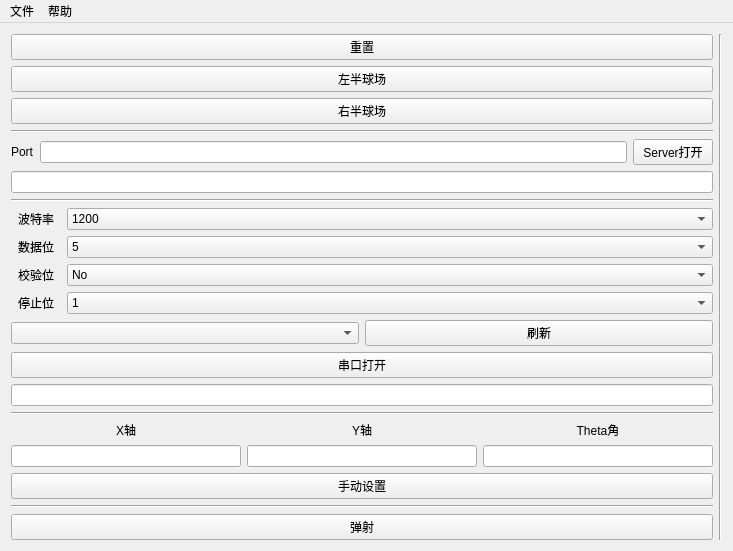
Old version of the form mainwindow.ui in the repository HadenSun/robot_1.
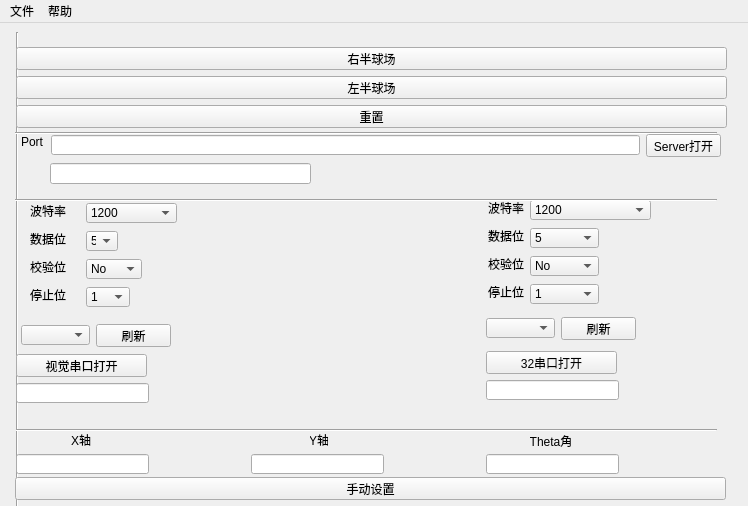
New version of the form. Icons and pictures are not drawn.

Commit message: with UI problem

What changed in the file:
```diff
--- a/mainwindow.ui
+++ b/mainwindow.ui
@@ -6,8 +6,8 @@
    <rect>
     <x>0</x>
     <y>0</y>
-    <width>733</width>
-    <height>524</height>
+    <width>748</width>
+    <height>506</height>
    </rect>
   </property>
   <property name="windowTitle">
@@ -18,144 +18,486 @@
     <normaloff>source/iconn.ico</normaloff>source/iconn.ico</iconset>
   </property>
   <widget class="QWidget" name="centralWidget">
-   <layout class="QVBoxLayout" name="verticalLayout_2">
+   <widget class="QLabel" name="label_9">
+    <property name="geometry">
+     <rect>
+      <x>488</x>
+      <y>177</y>
+      <width>36</width>
+      <height>16</height>
+     </rect>
+    </property>
+    <property name="text">
+     <string>波特率</string>
+    </property>
+   </widget>
+   <widget class="QLabel" name="label_10">
+    <property name="geometry">
+     <rect>
+      <x>488</x>
+      <y>205</y>
+      <width>36</width>
+      <height>16</height>
+     </rect>
+    </property>
+    <property name="text">
+     <string>数据位</string>
+    </property>
+   </widget>
+   <widget class="QLabel" name="label_11">
+    <property name="geometry">
+     <rect>
+      <x>488</x>
+      <y>233</y>
+      <width>36</width>
+      <height>16</height>
+     </rect>
+    </property>
+    <property name="text">
+     <string>校验位</string>
+    </property>
+   </widget>
+   <widget class="QLabel" name="label_12">
+    <property name="geometry">
+     <rect>
+      <x>488</x>
+      <y>261</y>
+      <width>36</width>
+      <height>16</height>
+     </rect>
+    </property>
+    <property name="text">
+     <string>停止位</string>
+    </property>
+   </widget>
+   <widget class="QPushButton" name="comRefreshButton2">
+    <property name="geometry">
+     <rect>
+      <x>561</x>
+      <y>294</y>
+      <width>75</width>
+      <height>23</height>
+     </rect>
+    </property>
+    <property name="text">
+     <string>刷新</string>
+    </property>
+   </widget>
+   <widget class="QComboBox" name="comComboBox2">
+    <property name="geometry">
+     <rect>
+      <x>486</x>
+      <y>295</y>
+      <width>69</width>
+      <height>20</height>
+     </rect>
+    </property>
+   </widget>
+   <widget class="QPushButton" name="comButton2">
+    <property name="geometry">
+     <rect>
+      <x>486</x>
+      <y>328</y>
+      <width>131</width>
+      <height>23</height>
+     </rect>
+    </property>
+    <property name="text">
+     <string>32串口打开</string>
+    </property>
+   </widget>
+   <widget class="QLineEdit" name="lineEdit">
+    <property name="geometry">
+     <rect>
+      <x>486</x>
+      <y>357</y>
+      <width>133</width>
+      <height>20</height>
+     </rect>
+    </property>
+   </widget>
+   <widget class="QComboBox" name="baudRateComboBox2">
+    <property name="geometry">
+     <rect>
+      <x>530</x>
+      <y>177</y>
+      <width>121</width>
+      <height>20</height>
+     </rect>
+    </property>
     <item>
-     <layout class="QHBoxLayout" name="horizontalLayout">
+     <property name="text">
+      <string>1200</string>
+     </property>
+    </item>
       <item>
-       <layout class="QVBoxLayout" name="verticalLayout">
-        <property name="sizeConstraint">
-         <enum>QLayout::SetMinimumSize</enum>
-        </property>
+     <property name="text">
+      <string>2400</string>
+     </property>
+    </item>
         <item>
+     <property name="text">
+      <string>4800</string>
+     </property>
+    </item>
+    <item>
+     <property name="text">
+      <string>9600</string>
+     </property>
+    </item>
+    <item>
+     <property name="text">
+      <string>19200</string>
+     </property>
+    </item>
+    <item>
+     <property name="text">
+      <string>38400</string>
+     </property>
+    </item>
+    <item>
+     <property name="text">
+      <string>57600</string>
+     </property>
+    </item>
+    <item>
+     <property name="text">
+      <string>115200</string>
+     </property>
+    </item>
+   </widget>
+   <widget class="QComboBox" name="dataBitsComboBox2">
+    <property name="geometry">
+     <rect>
+      <x>530</x>
+      <y>205</y>
+      <width>69</width>
+      <height>20</height>
+     </rect>
+    </property>
+    <item>
+     <property name="text">
+      <string>5</string>
+     </property>
+    </item>
+    <item>
+     <property name="text">
+      <string>6</string>
+     </property>
+    </item>
+    <item>
+     <property name="text">
+      <string>7</string>
+     </property>
+    </item>
+    <item>
+     <property name="text">
+      <string>8</string>
+     </property>
+    </item>
+   </widget>
+   <widget class="QComboBox" name="parityComboBox2">
+    <property name="geometry">
+     <rect>
+      <x>530</x>
+      <y>233</y>
+      <width>69</width>
+      <height>20</height>
+     </rect>
+    </property>
+    <item>
+     <property name="text">
+      <string>No</string>
+     </property>
+    </item>
+    <item>
+     <property name="text">
+      <string>Even</string>
+     </property>
+    </item>
+    <item>
+     <property name="text">
+      <string>Odd</string>
+     </property>
+    </item>
+    <item>
+     <property name="text">
+      <string>Space</string>
+     </property>
+    </item>
+    <item>
+     <property name="text">
+      <string>Mark</string>
+     </property>
+    </item>
+   </widget>
+   <widget class="QComboBox" name="stopBitsComboBox2">
+    <property name="geometry">
+     <rect>
+      <x>530</x>
+      <y>261</y>
+      <width>69</width>
+      <height>20</height>
+     </rect>
+    </property>
+    <item>
+     <property name="text">
+      <string>1</string>
+     </property>
+    </item>
+    <item>
+     <property name="text">
+      <string>1.5</string>
+     </property>
+    </item>
+    <item>
+     <property name="text">
+      <string>2</string>
+     </property>
+    </item>
+   </widget>
+   <widget class="QLabel" name="label_2">
+    <property name="geometry">
+     <rect>
+      <x>530</x>
+      <y>410</y>
+      <width>42</width>
+      <height>16</height>
+     </rect>
+    </property>
+    <property name="text">
+     <string>Theta角</string>
+    </property>
+    <property name="alignment">
+     <set>Qt::AlignCenter</set>
+    </property>
+   </widget>
+   <widget class="QLabel" name="label_4">
+    <property name="geometry">
+     <rect>
+      <x>310</x>
+      <y>410</y>
+      <width>18</width>
+      <height>14</height>
+     </rect>
+    </property>
+    <property name="text">
+     <string>Y轴</string>
+    </property>
+    <property name="alignment">
+     <set>Qt::AlignCenter</set>
+    </property>
+   </widget>
+   <widget class="QLabel" name="label_3">
+    <property name="geometry">
+     <rect>
+      <x>60</x>
+      <y>410</y>
+      <width>42</width>
+      <height>14</height>
+     </rect>
+    </property>
+    <property name="text">
+     <string>X轴</string>
+    </property>
+    <property name="alignment">
+     <set>Qt::AlignCenter</set>
+    </property>
+   </widget>
+   <widget class="Line" name="line">
+    <property name="geometry">
+     <rect>
+      <x>9</x>
+      <y>9</y>
+      <width>16</width>
+      <height>506</height>
+     </rect>
+    </property>
+    <property name="orientation">
+     <enum>Qt::Vertical</enum>
+    </property>
+   </widget>
+   <widget class="Line" name="line_2">
+    <property name="geometry">
+     <rect>
+      <x>15</x>
+      <y>102</y>
+      <width>702</width>
+      <height>16</height>
+     </rect>
+    </property>
+    <property name="orientation">
+     <enum>Qt::Horizontal</enum>
+    </property>
+   </widget>
+   <widget class="QLineEdit" name="socketLineEditer">
+    <property name="geometry">
+     <rect>
+      <x>50</x>
+      <y>140</y>
+      <width>261</width>
+      <height>21</height>
+     </rect>
+    </property>
+   </widget>
+   <widget class="Line" name="line_5">
+    <property name="geometry">
+     <rect>
+      <x>15</x>
+      <y>169</y>
+      <width>702</width>
+      <height>16</height>
+     </rect>
+    </property>
+    <property name="orientation">
+     <enum>Qt::Horizontal</enum>
+    </property>
+   </widget>
+   <widget class="Line" name="line_3">
+    <property name="geometry">
+     <rect>
+      <x>16</x>
+      <y>397</y>
+      <width>701</width>
+      <height>20</height>
+     </rect>
+    </property>
+    <property name="orientation">
+     <enum>Qt::Horizontal</enum>
+    </property>
+   </widget>
+   <widget class="QPushButton" name="handPositionButton">
+    <property name="geometry">
+     <rect>
+      <x>15</x>
+      <y>454</y>
+      <width>711</width>
+      <height>23</height>
+     </rect>
+    </property>
+    <property name="text">
+     <string>手动设置</string>
+    </property>
+   </widget>
+   <widget class="Line" name="line_4">
+    <property name="geometry">
+     <rect>
+      <x>15</x>
+      <y>483</y>
+      <width>702</width>
+      <height>16</height>
+     </rect>
+    </property>
+    <property name="orientation">
+     <enum>Qt::Horizontal</enum>
+    </property>
+   </widget>
+   <widget class="QPushButton" name="shotButton">
+    <property name="geometry">
+     <rect>
+      <x>15</x>
+      <y>492</y>
+      <width>711</width>
+      <height>23</height>
+     </rect>
+    </property>
+    <property name="text">
+     <string>弹射</string>
+    </property>
+   </widget>
+   <widget class="QPushButton" name="rightGroundButton">
+    <property name="geometry">
+     <rect>
+      <x>16</x>
+      <y>24</y>
+      <width>711</width>
+      <height>23</height>
+     </rect>
+    </property>
+    <property name="text">
+     <string>右半球场</string>
+    </property>
+   </widget>
          <widget class="QPushButton" name="restartButton">
+    <property name="geometry">
+     <rect>
+      <x>16</x>
+      <y>82</y>
+      <width>711</width>
+      <height>23</height>
+     </rect>
+    </property>
           <property name="text">
            <string>重置</string>
           </property>
          </widget>
-        </item>
-        <item>
          <widget class="QPushButton" name="leftGroundButton">
+    <property name="geometry">
+     <rect>
+      <x>16</x>
+      <y>53</y>
+      <width>711</width>
+      <height>23</height>
+     </rect>
+    </property>
           <property name="text">
            <string>左半球场</string>
           </property>
          </widget>
-        </item>
-        <item>
-         <widget class="QPushButton" name="rightGroundButton">
-          <property name="text">
-           <string>右半球场</string>
-          </property>
-         </widget>
-        </item>
-        <item>
-         <widget class="Line" name="line_2">
-          <property name="orientation">
-           <enum>Qt::Horizontal</enum>
-          </property>
-         </widget>
-        </item>
-        <item>
-         <layout class="QHBoxLayout" name="horizontalLayout_6">
-          <item>
+   <widget class="QLineEdit" name="portLineEdit">
+    <property name="enabled">
+     <bool>true</bool>
+    </property>
+    <property name="geometry">
+     <rect>
+      <x>51</x>
+      <y>112</y>
+      <width>589</width>
+      <height>20</height>
+     </rect>
+    </property>
+    <property name="minimumSize">
+     <size>
+      <width>589</width>
+      <height>0</height>
+     </size>
+    </property>
+   </widget>
            <widget class="QLabel" name="label_5">
+    <property name="geometry">
+     <rect>
+      <x>21</x>
+      <y>111</y>
+      <width>24</width>
+      <height>16</height>
+     </rect>
+    </property>
             <property name="text">
              <string>Port</string>
             </property>
            </widget>
-          </item>
-          <item>
-           <widget class="QLineEdit" name="portLineEdit"/>
-          </item>
-          <item>
-           <widget class="QPushButton" name="serverButton">
+   <widget class="QPushButton" name="tcpserverButton">
+    <property name="geometry">
+     <rect>
+      <x>646</x>
+      <y>111</y>
+      <width>75</width>
+      <height>23</height>
+     </rect>
+    </property>
             <property name="text">
              <string>Server打开</string>
             </property>
            </widget>
-          </item>
-         </layout>
-        </item>
-        <item>
-         <widget class="QLineEdit" name="socketLineEditer"/>
-        </item>
-        <item>
-         <widget class="Line" name="line_5">
-          <property name="orientation">
-           <enum>Qt::Horizontal</enum>
-          </property>
-         </widget>
-        </item>
-        <item>
-         <layout class="QHBoxLayout" name="horizontalLayout_2">
-          <item>
-           <widget class="QLabel" name="label_8">
-            <property name="maximumSize">
-             <size>
-              <width>50</width>
-              <height>16777215</height>
-             </size>
-            </property>
-            <property name="text">
-             <string>波特率</string>
-            </property>
-            <property name="alignment">
-             <set>Qt::AlignCenter</set>
-            </property>
-           </widget>
-          </item>
-          <item>
-           <widget class="QComboBox" name="baudRateComboBox">
-            <property name="currentText">
-             <string>9600</string>
-            </property>
-            <item>
-             <property name="text">
-              <string>1200</string>
-             </property>
-            </item>
-            <item>
-             <property name="text">
-              <string>2400</string>
-             </property>
-            </item>
-            <item>
-             <property name="text">
-              <string>4800</string>
-             </property>
-            </item>
-            <item>
-             <property name="text">
-              <string>9600</string>
-             </property>
-            </item>
-            <item>
-             <property name="text">
-              <string>19200</string>
-             </property>
-            </item>
-            <item>
-             <property name="text">
-              <string>38400</string>
-             </property>
-            </item>
-            <item>
-             <property name="text">
-              <string>57600</string>
-             </property>
-            </item>
-            <item>
-             <property name="text">
-              <string>115200</string>
-             </property>
-            </item>
-           </widget>
-          </item>
-         </layout>
-        </item>
-        <item>
-         <layout class="QHBoxLayout" name="horizontalLayout_7">
-          <item>
            <widget class="QLabel" name="label_7">
+    <property name="geometry">
+     <rect>
+      <x>30</x>
+      <y>208</y>
+      <width>36</width>
+      <height>16</height>
+     </rect>
+    </property>
             <property name="maximumSize">
              <size>
               <width>50</width>
@@ -169,11 +511,17 @@
              <set>Qt::AlignCenter</set>
             </property>
            </widget>
-          </item>
-          <item>
            <widget class="QComboBox" name="dataBitsComboBox">
+    <property name="geometry">
+     <rect>
+      <x>86</x>
+      <y>208</y>
+      <width>32</width>
+      <height>20</height>
+     </rect>
+    </property>
             <property name="currentText">
-             <string>8</string>
+     <string>5</string>
             </property>
             <item>
              <property name="text">
@@ -196,29 +544,15 @@
              </property>
             </item>
            </widget>
-          </item>
-         </layout>
-        </item>
-        <item>
-         <layout class="QHBoxLayout" name="horizontalLayout_8">
-          <item>
-           <widget class="QLabel" name="label">
-            <property name="maximumSize">
-             <size>
-              <width>50</width>
-              <height>16777215</height>
-             </size>
-            </property>
-            <property name="text">
-             <string>校验位</string>
-            </property>
-            <property name="alignment">
-             <set>Qt::AlignCenter</set>
-            </property>
-           </widget>
-          </item>
-          <item>
            <widget class="QComboBox" name="parityComboBox">
+    <property name="geometry">
+     <rect>
+      <x>86</x>
+      <y>236</y>
+      <width>56</width>
+      <height>20</height>
+     </rect>
+    </property>
             <item>
              <property name="text">
               <string>No</string>
@@ -245,13 +579,37 @@
              </property>
             </item>
            </widget>
-          </item>
-         </layout>
-        </item>
-        <item>
-         <layout class="QHBoxLayout" name="horizontalLayout_9">
-          <item>
+   <widget class="QLabel" name="label">
+    <property name="geometry">
+     <rect>
+      <x>30</x>
+      <y>236</y>
+      <width>36</width>
+      <height>16</height>
+     </rect>
+    </property>
+    <property name="maximumSize">
+     <size>
+      <width>50</width>
+      <height>16777215</height>
+     </size>
+    </property>
+    <property name="text">
+     <string>校验位</string>
+    </property>
+    <property name="alignment">
+     <set>Qt::AlignCenter</set>
+    </property>
+   </widget>
            <widget class="QLabel" name="label_6">
+    <property name="geometry">
+     <rect>
+      <x>30</x>
+      <y>264</y>
+      <width>36</width>
+      <height>16</height>
+     </rect>
+    </property>
             <property name="maximumSize">
              <size>
               <width>50</width>
@@ -265,9 +623,15 @@
              <set>Qt::AlignCenter</set>
             </property>
            </widget>
-          </item>
-          <item>
            <widget class="QComboBox" name="stopBitsComboBox">
+    <property name="geometry">
+     <rect>
+      <x>86</x>
+      <y>264</y>
+      <width>44</width>
+      <height>20</height>
+     </rect>
+    </property>
             <item>
              <property name="text">
               <string>1</string>
@@ -284,152 +648,179 @@
              </property>
             </item>
            </widget>
-          </item>
-         </layout>
-        </item>
-        <item>
-         <layout class="QHBoxLayout" name="horizontalLayout_5">
-          <item>
-           <widget class="QComboBox" name="comComboBox"/>
-          </item>
-          <item>
+   <widget class="QComboBox" name="comComboBox">
+    <property name="geometry">
+     <rect>
+      <x>21</x>
+      <y>302</y>
+      <width>69</width>
+      <height>20</height>
+     </rect>
+    </property>
+   </widget>
            <widget class="QPushButton" name="comRefreshButton">
+    <property name="geometry">
+     <rect>
+      <x>96</x>
+      <y>301</y>
+      <width>75</width>
+      <height>23</height>
+     </rect>
+    </property>
             <property name="text">
              <string>刷新</string>
             </property>
            </widget>
-          </item>
-         </layout>
-        </item>
-        <item>
          <widget class="QPushButton" name="comButton">
+    <property name="geometry">
+     <rect>
+      <x>16</x>
+      <y>331</y>
+      <width>131</width>
+      <height>23</height>
+     </rect>
+    </property>
+    <property name="maximumSize">
+     <size>
+      <width>345</width>
+      <height>16777215</height>
+     </size>
+    </property>
           <property name="text">
-           <string>串口打开</string>
-          </property>
-         </widget>
+     <string>视觉串口打开</string>
+    </property>
+   </widget>
+   <widget class="QLineEdit" name="comLineEdit">
+    <property name="geometry">
+     <rect>
+      <x>16</x>
+      <y>360</y>
+      <width>133</width>
+      <height>20</height>
+     </rect>
+    </property>
+   </widget>
+   <widget class="QComboBox" name="baudRateComboBox">
+    <property name="geometry">
+     <rect>
+      <x>86</x>
+      <y>180</y>
+      <width>91</width>
+      <height>20</height>
+     </rect>
+    </property>
+    <property name="currentText">
+     <string>1200</string>
+    </property>
+    <item>
+     <property name="text">
+      <string>1200</string>
+     </property>
         </item>
         <item>
-         <widget class="QLineEdit" name="comLineEdit"/>
+     <property name="text">
+      <string>2400</string>
+     </property>
         </item>
         <item>
-         <widget class="Line" name="line_3">
-          <property name="orientation">
-           <enum>Qt::Horizontal</enum>
-          </property>
-         </widget>
+     <property name="text">
+      <string>4800</string>
+     </property>
         </item>
         <item>
-         <layout class="QHBoxLayout" name="horizontalLayout_4">
+     <property name="text">
+      <string>9600</string>
+     </property>
+    </item>
           <item>
-           <widget class="QLabel" name="label_3">
             <property name="text">
-             <string>X轴</string>
-            </property>
-            <property name="alignment">
-             <set>Qt::AlignCenter</set>
-            </property>
-           </widget>
+      <string>19200</string>
+     </property>
+    </item>
+    <item>
+     <property name="text">
+      <string>38400</string>
+     </property>
           </item>
           <item>
-           <widget class="QLabel" name="label_4">
             <property name="text">
-             <string>Y轴</string>
-            </property>
-            <property name="alignment">
-             <set>Qt::AlignCenter</set>
-            </property>
-           </widget>
+      <string>57600</string>
+     </property>
           </item>
           <item>
-           <widget class="QLabel" name="label_2">
             <property name="text">
-             <string>Theta角</string>
-            </property>
+      <string>115200</string>
+     </property>
+    </item>
+   </widget>
+   <widget class="QLabel" name="label_8">
+    <property name="geometry">
+     <rect>
+      <x>30</x>
+      <y>180</y>
+      <width>36</width>
+      <height>16</height>
+     </rect>
+    </property>
+    <property name="maximumSize">
+     <size>
+      <width>50</width>
+      <height>16777215</height>
+     </size>
+    </property>
+    <property name="text">
+     <string>波特率</string>
+    </property>
             <property name="alignment">
              <set>Qt::AlignCenter</set>
             </property>
            </widget>
-          </item>
-         </layout>
-        </item>
-        <item>
-         <layout class="QHBoxLayout" name="horizontalLayout_3">
-          <item>
            <widget class="QLineEdit" name="xLineEdit">
+    <property name="geometry">
+     <rect>
+      <x>16</x>
+      <y>431</y>
+      <width>133</width>
+      <height>20</height>
+     </rect>
+    </property>
             <property name="readOnly">
              <bool>false</bool>
             </property>
            </widget>
-          </item>
-          <item>
            <widget class="QLineEdit" name="yLineEdit">
+    <property name="geometry">
+     <rect>
+      <x>251</x>
+      <y>431</y>
+      <width>133</width>
+      <height>20</height>
+     </rect>
+    </property>
             <property name="readOnly">
              <bool>false</bool>
             </property>
            </widget>
-          </item>
-          <item>
            <widget class="QLineEdit" name="thetaLineEdit">
+    <property name="geometry">
+     <rect>
+      <x>486</x>
+      <y>431</y>
+      <width>133</width>
+      <height>20</height>
+     </rect>
+    </property>
             <property name="readOnly">
              <bool>false</bool>
             </property>
            </widget>
-          </item>
-         </layout>
-        </item>
-        <item>
-         <widget class="QPushButton" name="handPositionButton">
-          <property name="text">
-           <string>手动设置</string>
-          </property>
-         </widget>
-        </item>
-        <item>
-         <widget class="Line" name="line_4">
-          <property name="orientation">
-           <enum>Qt::Horizontal</enum>
-          </property>
-         </widget>
-        </item>
-        <item>
-         <widget class="QPushButton" name="shotButton">
-          <property name="text">
-           <string>弹射</string>
-          </property>
-         </widget>
-        </item>
-        <item>
-         <spacer name="verticalSpacer">
-          <property name="orientation">
-           <enum>Qt::Vertical</enum>
-          </property>
-          <property name="sizeHint" stdset="0">
-           <size>
-            <width>20</width>
-            <height>40</height>
-           </size>
-          </property>
-         </spacer>
-        </item>
-       </layout>
-      </item>
-      <item>
-       <widget class="Line" name="line">
-        <property name="orientation">
-         <enum>Qt::Vertical</enum>
-        </property>
-       </widget>
-      </item>
-     </layout>
-    </item>
-   </layout>
   </widget>
   <widget class="QMenuBar" name="menuBar">
    <property name="geometry">
     <rect>
      <x>0</x>
      <y>0</y>
-     <width>733</width>
+     <width>748</width>
      <height>23</height>
     </rect>
    </property>
```
Lines whose indentation alone changed are shown as unchanged. The commit also changes 2 other files.
